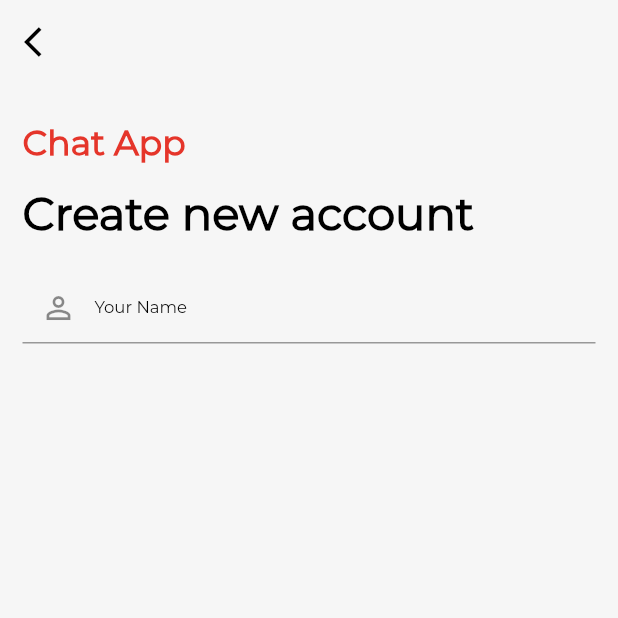
After one commit to Donkelv/chat-app, a Flutter app: the CreateAccnt screen opened directly, on a phone screen of 412 x 824 dp, the top half of it. The commit adds this screen. Run offline on Flutter 3.47's test engine with Material 2 defaults, Android fonts, the phone set to English and light mode, and no system bars; our stand-ins replace delayed_display; project files that could hold a hidden picture were left out.

Commit message:
text field

```diff
--- a/lib/main.dart
+++ b/lib/main.dart
@@ -1,4 +1,4 @@
-import 'package:chat/pages/login.dart';
+import 'package:chat/pages/mainPage.dart';
 import 'package:flutter/material.dart';
 
 void main() {
--- /dev/null
+++ b/lib/pages/createAccount.dart
@@ -0,0 +1,81 @@
+import 'package:flutter/material.dart';
+
+class CreateAccnt extends StatefulWidget {
+  @override
+  _CreateAccntState createState() => _CreateAccntState();
+}
+
+class _CreateAccntState extends State<CreateAccnt> {
+  final _formKey = GlobalKey<FormState>();
+  TextEditingController email;
+  TextEditingController password;
+  TextEditingController username;
+  @override
+
+  @override
+  void initState() {
+    super.initState();
+    email = TextEditingController();
+    password = TextEditingController();
+    username = TextEditingController();
+  }
+  Widget build(BuildContext context) {
+    final width = MediaQuery.of(context).size.width;
+    final height = MediaQuery.of(context).size.height;
+    return Scaffold(
+      appBar: AppBar(
+        backgroundColor: Colors.transparent,
+        elevation: 0.0,
+        leading: IconButton(icon: Icon(Icons.arrow_back_ios, color: Colors.black), onPressed: (){Navigator.pop(context);}),
+      ),
+      backgroundColor: Color(0xFFF6F6F6),
+      body: Padding(
+        padding: const EdgeInsets.only(left: 15.0, right: 15.0),
+        child: Column(
+          mainAxisAlignment: MainAxisAlignment.start,
+          crossAxisAlignment: CrossAxisAlignment.start,
+          children:<Widget>[
+            Padding(
+              padding: EdgeInsets.only(top: 25.0),
+              child: Text("Chat App", style: TextStyle(color: Color(0xFFE5352A), fontSize: 23.0, fontWeight: FontWeight.w600,),),
+            ),
+            Padding(padding: EdgeInsets.only(top: 15.0),
+              child: Text("Create new account", softWrap: true, style: TextStyle(fontSize: 30.0, color: Colors.black, fontWeight: FontWeight.w600,),),
+            ),
+            Padding(padding: EdgeInsets.only(top: 20.0),
+              child: Form(
+                key: _formKey,
+                child: Column(
+                  mainAxisAlignment: MainAxisAlignment.start,
+                  crossAxisAlignment: CrossAxisAlignment.start,
+                  children:<Widget>[
+                    TextFormField(
+                      keyboardType: TextInputType.name,
+                      cursorColor: Colors.black,
+                      style: TextStyle(
+                        fontWeight: FontWeight.w400,
+                      ),
+                      decoration: InputDecoration(
+                        alignLabelWithHint: true,
+                        hintText: "Your Name",
+                        hintStyle: TextStyle(
+                          fontSize: 11.0,
+                          fontWeight: FontWeight.w400,
+                          color: Colors.black,
+                        ),
+                        focusColor: Colors.black,
+                        prefixIcon: Icon(Icons.person_outline),
+                        //border: InputBorder()
+                      ),
+                      controller: username,
+                    ),
+                  ]
+                )
+              ),
+            ),
+          ]
+        ),
+      ),
+    );
+  }
+}
```
Also changed, not shown: lib/pages/mainPage.dart (renamed from lib/pages/login.dart).
